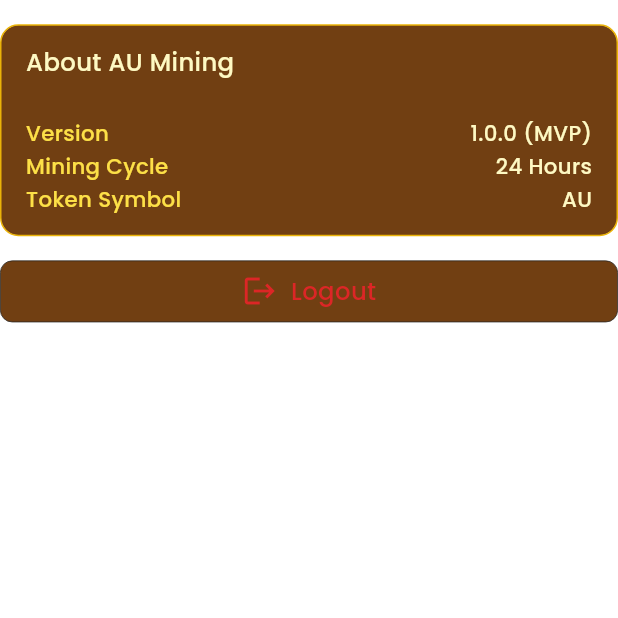
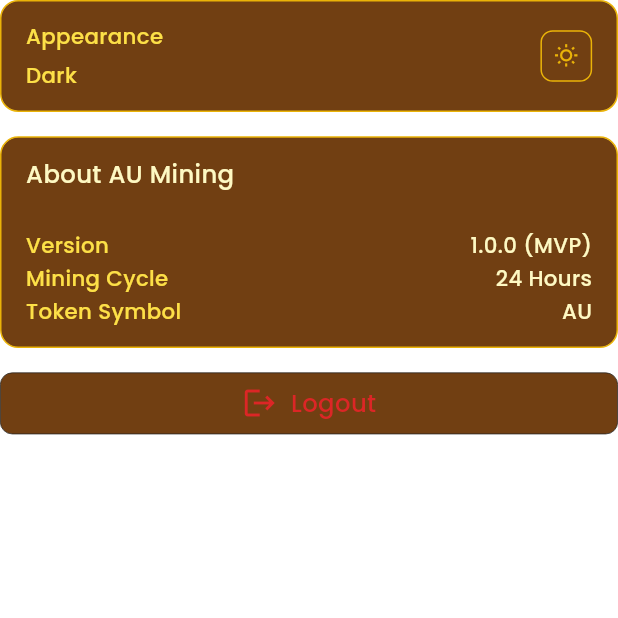
Before and after one commit to talhamehtab2014/mining_app, a Flutter app: the ProfileView screen opened by its route, on a phone screen of 412 x 824 dp, the top half of it. Run offline on Flutter 3.47's test engine with Material 3 defaults, Android fonts, the light colour scheme and no system bars; our stand-ins replace auto_size_text, connectivity_plus, dio, firebase_core, flutter_screenutil, font_awesome_flutter and 7 more; accounts and stored records are empty; generated files the repository leaves out were written again.

Commit message:
feat: add appearance switcher UI to profile screen

```diff
--- a/lib/src/presentation/post_login/profile/profile.dart
+++ b/lib/src/presentation/post_login/profile/profile.dart
@@ -19,10 +19,63 @@ class ProfileView extends GetView<ProfileViewModel> {
       backgroundColor: Colors.transparent,
       body: Column(
         children: [
+          darkLightSwitcher(),
           16.verticalSpace,
           profileTopHeaderCard(),
           16.verticalSpace,
           logoutButton(context),
+        ],
+      ),
+    );
+  }
+
+  Widget darkLightSwitcher() {
+    return Container(
+      padding: EdgeInsets.all(16.sp),
+      decoration: BoxDecoration(
+        color: R.palette.yellow900,
+        borderRadius: BorderRadius.circular(12.r),
+        border: Border.all(color: R.palette.yellow500),
+      ),
+      child: Row(
+        mainAxisAlignment: MainAxisAlignment.spaceBetween,
+        children: [
+          Column(
+            mainAxisSize: MainAxisSize.min,
+            crossAxisAlignment: CrossAxisAlignment.start,
+            children: [
+              CommonLabelTextWidget(
+                text: 'Appearance',
+                fontWeight: FontWeight.w500,
+                fontSize: 14.sp,
+                textColor: R.palette.yellow300,
+              ),
+              12.verticalSpace,
+              CommonLabelTextWidget(
+                text: false ? 'Light' : 'Dark',
+                fontWeight: FontWeight.w500,
+                fontSize: 14.sp,
+                textColor: R.palette.yellow300,
+              ),
+            ],
+          ),
+          8.horizontalSpace,
+          GestureDetector(
+            onTap: () {},
+            child: Container(
+              padding: EdgeInsets.all(8.sp),
+              decoration: BoxDecoration(
+                color: R.palette.yellow900,
+                borderRadius: BorderRadius.circular(8.r),
+                border: Border.all(color: R.palette.yellow500),
+              ),
+              child: Icon(
+                true ? Icons.wb_sunny_outlined : Icons.nightlight_round,
+                color: R.palette.yellow500,
+                size: 16.sp,
+              ),
+            ),
+          ),
         ],
       ),
     );
```
